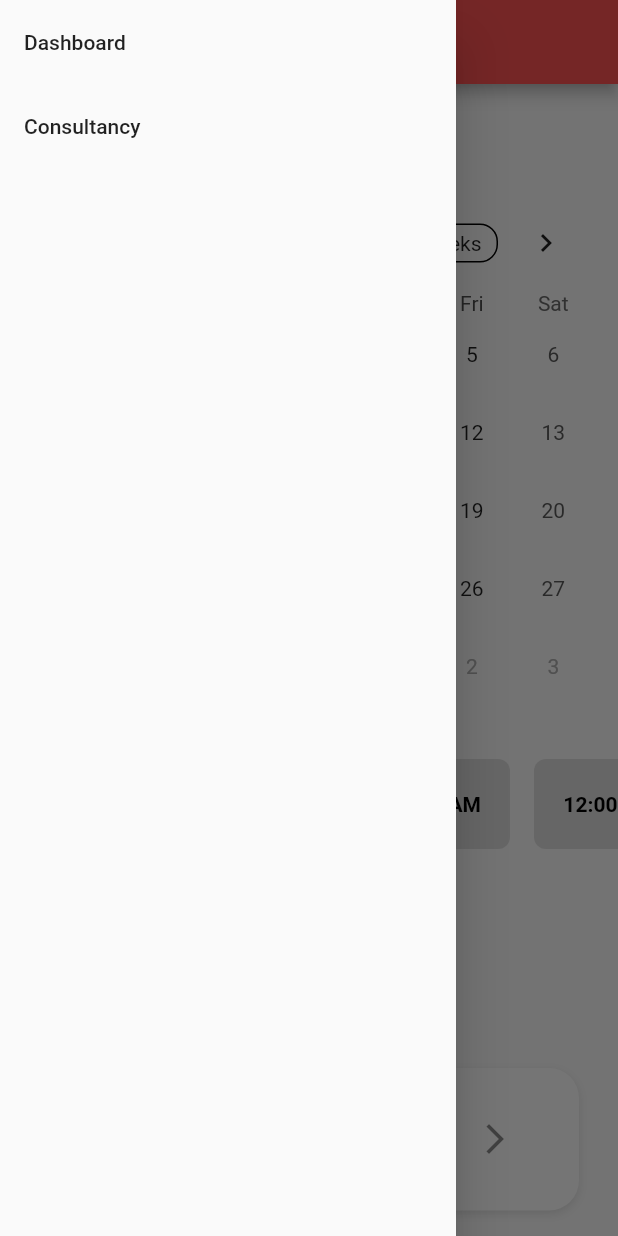
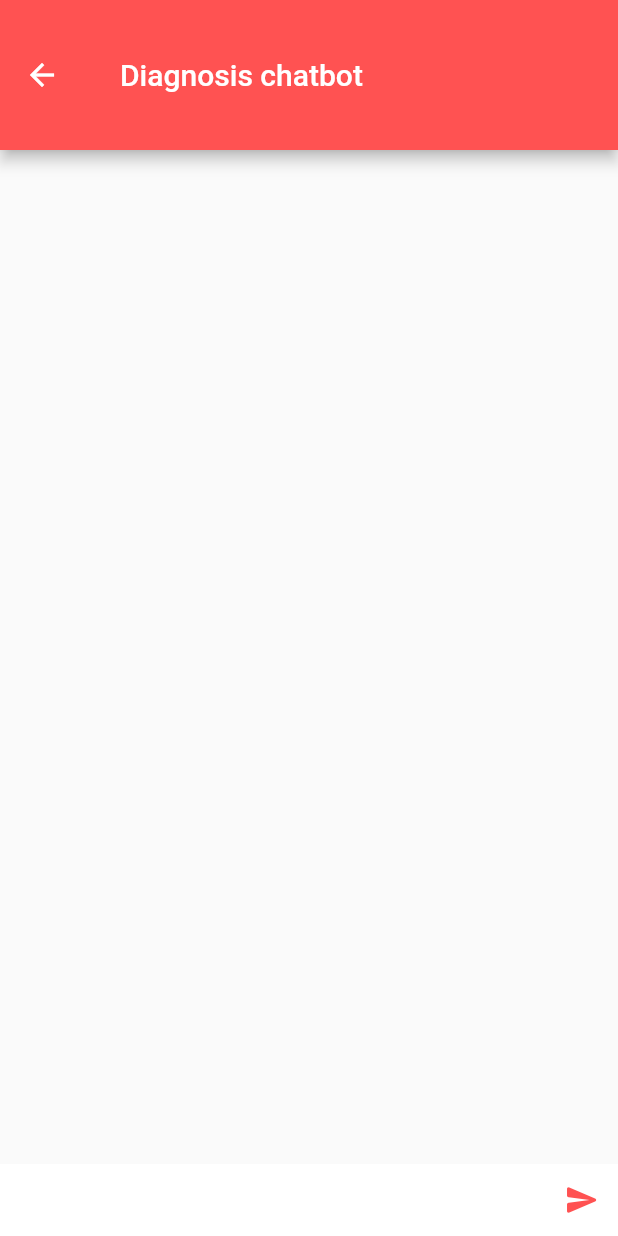
Before and after one commit to Hekatoncheire/hacknheal, a Flutter app: the HomePage screen opened directly, in the side drawer, after a tap on "Consultancy", on a phone screen of 412 x 824 dp. Run offline on Flutter 3.47's test engine with Material 2 defaults, Android fonts, the phone set to English and light mode, and no system bars; drawn by our look-alikes of table_calendar.

Commit message:
chatbot started

```diff
--- /dev/null
+++ b/lib/models/constant.dart
@@ -0,0 +1,2 @@
+
+const apiSecretKey = "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";
--- /dev/null
+++ b/lib/screens/ChatScreen.dart
@@ -0,0 +1,205 @@
+import 'dart:convert';
+
+import 'package:flutter/material.dart';
+import 'package:hack_heal/models/constant.dart';
+import 'dart:async';
+import 'package:http/http.dart' as http;
+
+import '../models/ChatMessageModel.dart';
+
+class ChatPage extends StatefulWidget {
+  const ChatPage({Key? key}) : super(key: key);
+
+  @override
+  _ChatPageState createState() => _ChatPageState();
+}
+
+class _ChatPageState extends State<ChatPage> {
+  late bool isLoading;
+  TextEditingController _textController = TextEditingController();
+  final _scrollController = ScrollController();
+  final List<ChatMessageWidget> _messages = [];
+
+  @override
+  void initState() {
+    // TODO: implement initState
+    super.initState();
+    isLoading = false;
+  }
+
+  Future<String> generateResponse(String prompt) async {
+    final apiKey = apiSecretKey;
+    var url = Uri.https('api.openai.com', '/v1/completions');
+    final response = await http.post(
+      url,
+      headers: {
+        'Content-Type': 'application.json',
+        'Authorization': 'Bearer $apiKey',
+      },
+      body: jsonEncode({
+        'model': 'text-davinci-003',
+        'prompt': prompt,
+        'temperature': 0,
+        'max_token': 2000,
+        'top_p': 1,
+        'frequencs_penalty': 0.0,
+        'presence_penalty': 0.0
+      }),
+    );
+
+    Map<String, dynamic> newresponse = jsonDecode(response.body);
+    return newresponse['choices'][0]['text'];
+  }
+
+  @override
+  Widget build(BuildContext context) {
+    return SafeArea(
+        child: Scaffold(
+      appBar: AppBar(
+        toolbarHeight: 100,
+        title: const Padding(
+          padding: EdgeInsets.all(8.0),
+          child: Text(
+            "Diagnosis chatbot",
+            textAlign: TextAlign.center,
+          ),
+        ),
+        backgroundColor: Colors.redAccent,
+      ),
+      body: Column(
+        children: [
+          Expanded(
+            child: _buildList(),
+          ),
+          Visibility(
+            visible: isLoading,
+            child: Padding(
+              padding: const EdgeInsets.all(8.0),
+              child: CircularProgressIndicator(
+                color: Colors.redAccent,
+              ),
+            ),
+          ),
+          Row(
+            children: [
+              _buildInput(),
+              _buildSubmit(),
+            ],
+          )
+        ],
+      ),
+    ));
+  }
+
+  Expanded _buildInput() {
+    return Expanded(
+        child: TextField(
+      textCapitalization: TextCapitalization.sentences,
+      style: TextStyle(
+        color: Colors.black,
+      ),
+      controller: _textController,
+      decoration: InputDecoration(
+          fillColor: Colors.white,
+          filled: true,
+          border: InputBorder.none,
+          focusedBorder: InputBorder.none,
+          enabledBorder: InputBorder.none,
+          errorBorder: InputBorder.none,
+          disabledBorder: InputBorder.none),
+    ));
+  }
+
+  Widget _buildSubmit() {
+    return Visibility(
+        visible: !isLoading,
+        child: Container(
+          color: Colors.white,
+          child: IconButton(
+            icon: Icon(
+              Icons.send_rounded,
+              color: Colors.redAccent,
+            ),
+            onPressed: () {
+
+            },
+          ),
+        ));
+  }
+
+  ListView _buildList() {
+    return ListView.builder(
+        itemCount: _messages.length,
+        controller: _scrollController,
+        itemBuilder: ((context, index) {
+          var message = _messages[index];
+          return ChatMessageWidget(
+            text: message.text,
+            chatMessageType: message.chatMessageType,
+          );
+        }));
+  }
+}
+
+class ChatMessageWidget extends StatelessWidget {
+  final String text;
+  final ChatMessageType chatMessageType;
+  const ChatMessageWidget(
+      {Key? key, required this.text, required this.chatMessageType})
+      : super(key: key);
+
+  @override
+  Widget build(BuildContext context) {
+    return Container(
+      margin: EdgeInsets.symmetric(vertical: 10),
+      padding: EdgeInsets.all(16),
+      color: chatMessageType == ChatMessageType.bot
+          ? Colors.redAccent
+          : Colors.transparent,
+      child: Row(
+        children: [
+          chatMessageType == ChatMessageType.bot
+              ? Container(
+                  margin: EdgeInsets.only(right: 16),
+                  child: CircleAvatar(
+                    backgroundColor: Colors.redAccent,
+                    child: Icon(
+                      Icons.add_rounded,
+                      color: Colors.white,
+                    ),
+                  ),
+                )
+              : Container(
+                  margin: EdgeInsets.only(right: 16),
+                  child: CircleAvatar(
+                    backgroundColor: Colors.white,
+                    child: Icon(
+                      Icons.person,
+                      color: Colors.redAccent,
+                    ),
+                  ),
+                ),
+          Expanded(
+              child: Column(
+            crossAxisAlignment: CrossAxisAlignment.start,
+            children: [
+              Container(
+                padding: EdgeInsets.all(8),
+                decoration: BoxDecoration(
+                  borderRadius: BorderRadius.circular(20),
+                ),
+                child: Text(
+                  text,
+                  style: Theme.of(context)
+                      .textTheme
+                      .bodyLarge
+                      ?.copyWith(color: Colors.redAccent),
+                ),
+              )
+            ],
+          ))
+        ],
+      ),
+    );
+  }
+}
--- a/lib/screens/HomeScreen.dart
+++ b/lib/screens/HomeScreen.dart
@@ -1,4 +1,5 @@
 import 'package:flutter/material.dart';
+import 'package:hack_heal/screens/ChatScreen.dart';
 import 'package:table_calendar/table_calendar.dart';
 
 class HomePage extends StatefulWidget {
@@ -66,6 +67,7 @@ class _HomePageState extends State<HomePage> {
               title: Text('Consultancy'),
               onTap: () {
                 // TODO: Handle navigation to consultancy page
+                Navigator.push(context, MaterialPageRoute(builder: (context) => ChatPage()));
               },
             ),
             // Add more drawer items as needed
--- a/pubspec.yaml
+++ b/pubspec.yaml
@@ -35,6 +35,8 @@ dependencies:
   # Use with the CupertinoIcons class for iOS style icons.
   cupertino_icons: ^1.0.2
   table_calendar: ^3.0.9
+  http: ^0.13.5
+  dart_openai: ^1.9.91
 
 dev_dependencies:
   flutter_test:
```
Also changed, not shown: lib/models/ChatMessageModel.dart (added, +10 -0 lines), pubspec.lock, 3 other files.
